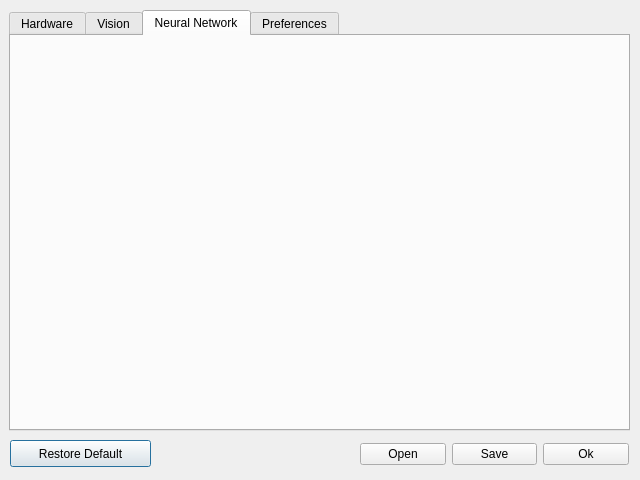
jellespijker/VisionSoilAnalyzer, file src/VSA/dialogsettings.ui: the form before one commit.
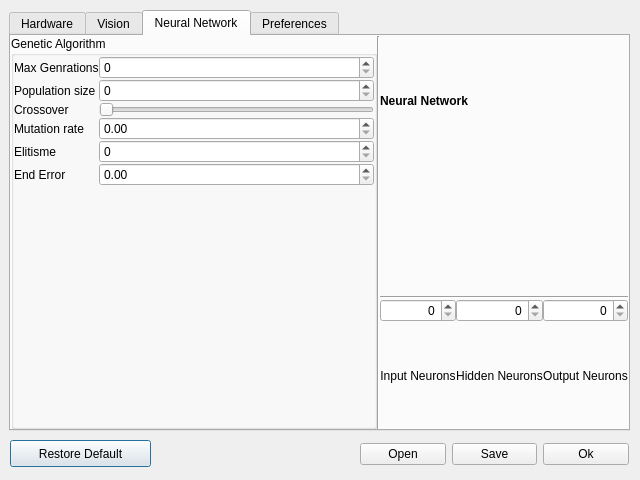
The form after the commit. The open tabs and pages were chosen to show the change.

Commit message: Setting Dialog Neural Network setup

Patch:
```diff
--- a/src/VSA/dialogsettings.ui
+++ b/src/VSA/dialogsettings.ui
@@ -1225,6 +1225,228 @@
     <attribute name="title">
      <string>Neural Network</string>
     </attribute>
+    <layout class="QGridLayout" name="gridLayout_6">
+     <property name="leftMargin">
+      <number>0</number>
+     </property>
+     <property name="topMargin">
+      <number>0</number>
+     </property>
+     <property name="rightMargin">
+      <number>0</number>
+     </property>
+     <property name="bottomMargin">
+      <number>0</number>
+     </property>
+     <property name="spacing">
+      <number>0</number>
+     </property>
+     <item row="0" column="0">
+      <layout class="QHBoxLayout" name="horizontalLayout">
+       <item>
+        <widget class="QGroupBox" name="groupBox_6">
+         <property name="title">
+          <string>Genetic Algorithm</string>
+         </property>
+         <layout class="QGridLayout" name="gridLayout_11">
+          <property name="leftMargin">
+           <number>0</number>
+          </property>
+          <property name="topMargin">
+           <number>0</number>
+          </property>
+          <property name="rightMargin">
+           <number>0</number>
+          </property>
+          <property name="bottomMargin">
+           <number>0</number>
+          </property>
+          <property name="spacing">
+           <number>0</number>
+          </property>
+          <item row="0" column="1">
+           <layout class="QGridLayout" name="gridLayout_10">
+            <item row="2" column="1">
+             <widget class="QSlider" name="horizontalSlider_Crossover">
+              <property name="orientation">
+               <enum>Qt::Horizontal</enum>
+              </property>
+             </widget>
+            </item>
+            <item row="2" column="0">
+             <widget class="QLabel" name="label_26">
+              <property name="text">
+               <string>Crossover</string>
+              </property>
+             </widget>
+            </item>
+            <item row="4" column="0">
+             <widget class="QLabel" name="label_28">
+              <property name="text">
+               <string>Elitisme</string>
+              </property>
+             </widget>
+            </item>
+            <item row="1" column="1">
+             <widget class="QSpinBox" name="spinBox_PopSize"/>
+            </item>
+            <item row="0" column="1">
+             <widget class="QSpinBox" name="spinBox_MaxGen"/>
+            </item>
+            <item row="1" column="0">
+             <widget class="QLabel" name="label_25">
+              <property name="text">
+               <string>Population size</string>
+              </property>
+             </widget>
+            </item>
+            <item row="3" column="0">
+             <widget class="QLabel" name="label_27">
+              <property name="text">
+               <string>Mutation rate</string>
+              </property>
+             </widget>
+            </item>
+            <item row="0" column="0">
+             <widget class="QLabel" name="label_24">
+              <property name="text">
+               <string>Max Genrations</string>
+              </property>
+             </widget>
+            </item>
+            <item row="3" column="1">
+             <widget class="QDoubleSpinBox" name="doubleSpinBox_MutationRate"/>
+            </item>
+            <item row="4" column="1">
+             <widget class="QSpinBox" name="spinBox_Elitisme"/>
+            </item>
+            <item row="5" column="0">
+             <widget class="QLabel" name="label_29">
+              <property name="text">
+               <string>End Error</string>
+              </property>
+             </widget>
+            </item>
+            <item row="5" column="1">
+             <widget class="QDoubleSpinBox" name="doubleSpinBox_endError"/>
+            </item>
+            <item row="6" column="0">
+             <spacer name="verticalSpacer_3">
+              <property name="orientation">
+               <enum>Qt::Vertical</enum>
+              </property>
+              <property name="sizeHint" stdset="0">
+               <size>
+                <width>20</width>
+                <height>40</height>
+               </size>
+              </property>
+             </spacer>
+            </item>
+           </layout>
+          </item>
+         </layout>
+        </widget>
+       </item>
+       <item>
+        <widget class="Line" name="line_3">
+         <property name="orientation">
+          <enum>Qt::Vertical</enum>
+         </property>
+        </widget>
+       </item>
+       <item>
+        <layout class="QVBoxLayout" name="verticalLayout">
+         <property name="spacing">
+          <number>0</number>
+         </property>
+         <item>
+          <widget class="QLabel" name="label_21">
+           <property name="font">
+            <font>
+             <weight>75</weight>
+             <bold>true</bold>
+            </font>
+           </property>
+           <property name="text">
+            <string>Neural Network</string>
+           </property>
+          </widget>
+         </item>
+         <item>
+          <widget class="QLabel" name="label_NNimage">
+           <property name="text">
+            <string/>
+           </property>
+          </widget>
+         </item>
+         <item>
+          <widget class="Line" name="line_4">
+           <property name="orientation">
+            <enum>Qt::Horizontal</enum>
+           </property>
+          </widget>
+         </item>
+         <item>
+          <layout class="QGridLayout" name="gridLayout_7">
+           <item row="0" column="0">
+            <widget class="QSpinBox" name="spinBox_InputNeurons">
+             <property name="alignment">
+              <set>Qt::AlignRight|Qt::AlignTrailing|Qt::AlignVCenter</set>
+             </property>
+            </widget>
+           </item>
+           <item row="0" column="1">
+            <widget class="QSpinBox" name="spinBox_HiddenNeurons">
+             <property name="alignment">
+              <set>Qt::AlignRight|Qt::AlignTrailing|Qt::AlignVCenter</set>
+             </property>
+            </widget>
+           </item>
+           <item row="0" column="2">
+            <widget class="QSpinBox" name="spinBox_OutputNeurons">
+             <property name="alignment">
+              <set>Qt::AlignRight|Qt::AlignTrailing|Qt::AlignVCenter</set>
+             </property>
+            </widget>
+           </item>
+           <item row="1" column="0">
+            <widget class="QLabel" name="label_6">
+             <property name="text">
+              <string>Input Neurons</string>
+             </property>
+             <property name="alignment">
+              <set>Qt::AlignCenter</set>
+             </property>
+            </widget>
+           </item>
+           <item row="1" column="1">
+            <widget class="QLabel" name="label_8">
+             <property name="text">
+              <string>Hidden Neurons</string>
+             </property>
+             <property name="alignment">
+              <set>Qt::AlignCenter</set>
+             </property>
+            </widget>
+           </item>
+           <item row="1" column="2">
+            <widget class="QLabel" name="label_20">
+             <property name="text">
+              <string>Output Neurons</string>
+             </property>
+             <property name="alignment">
+              <set>Qt::AlignCenter</set>
+             </property>
+            </widget>
+           </item>
+          </layout>
+         </item>
+        </layout>
+       </item>
+      </layout>
+     </item>
+    </layout>
    </widget>
    <widget class="QWidget" name="tab_preferences">
     <attribute name="title">
```
Left out of the diff: 2 changed lines with no effect on the pictures. The commit also changes 4 other files.
